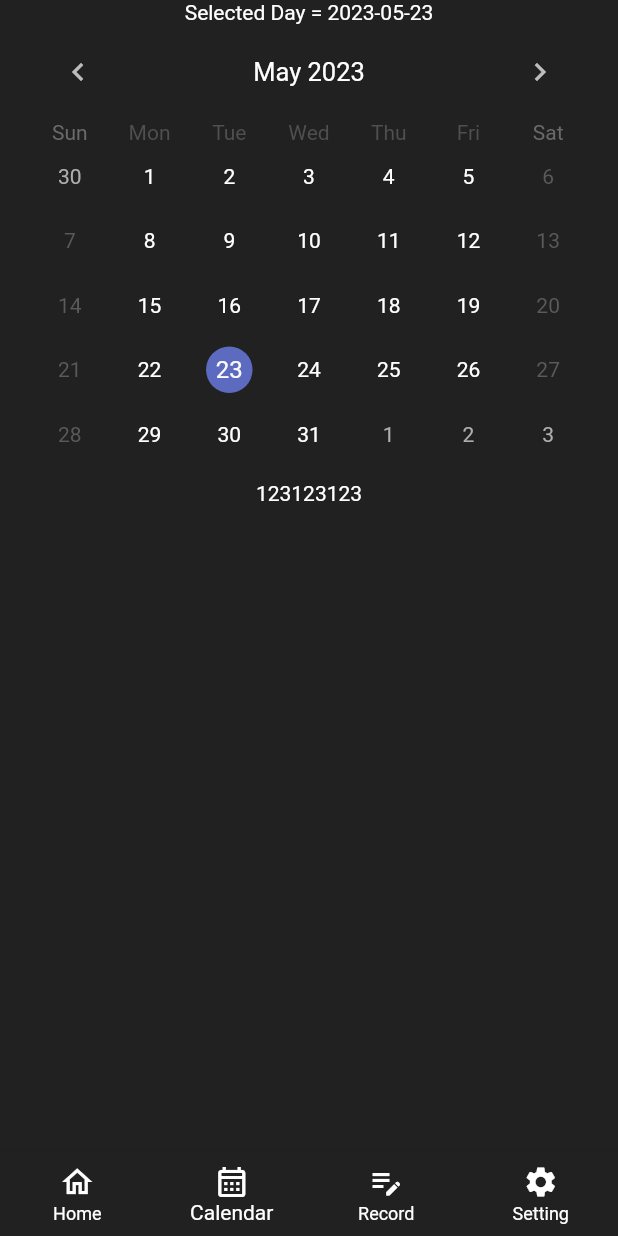
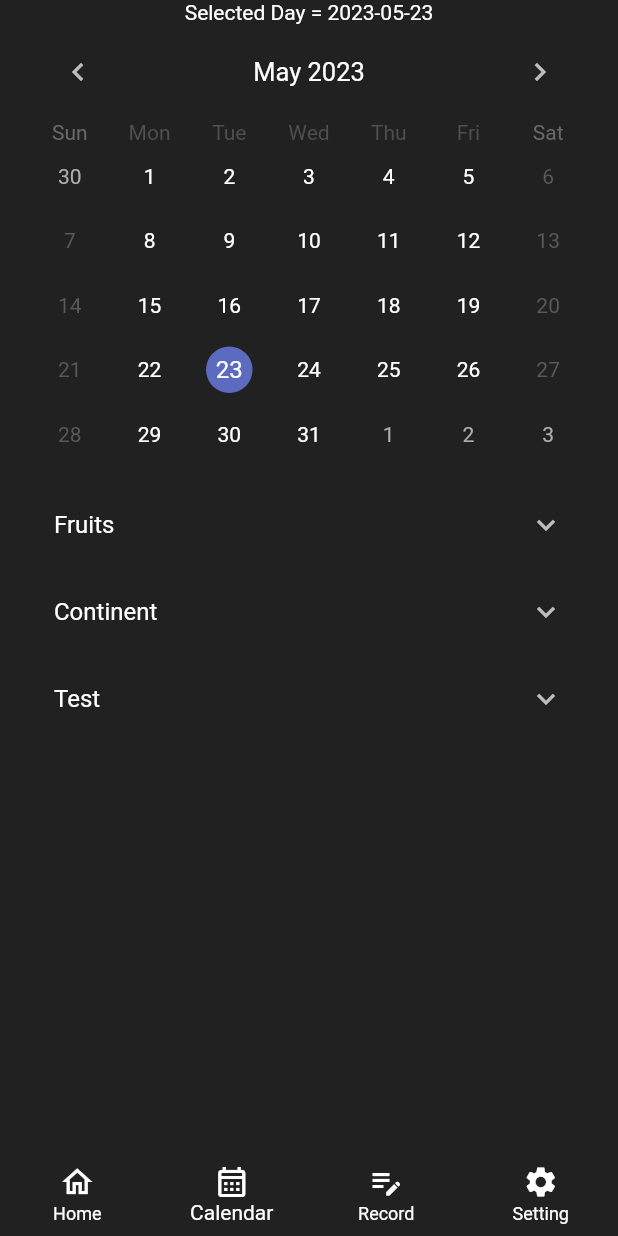
Before and after one commit to matthew99617/funds_management, a Flutter app: the CalendarScreen screen opened by its route, on a phone screen of 412 x 824 dp. Run offline on Flutter 3.47's test engine with Material 2 defaults, Android fonts, the phone set to English and light mode, and no system bars; drawn by our look-alikes of table_calendar; our stand-ins replace auto_route, bloc, flutter_bloc.

Commit message:
update List of Calendar with Fake Data update Theme on ExpandTileThemeData

```diff
--- a/lib/presentation/screen/calendar/calendar_screen.dart
+++ b/lib/presentation/screen/calendar/calendar_screen.dart
@@ -1,4 +1,5 @@
 import 'package:flutter/material.dart';
+import 'package:funds_management/presentation/screen/calendar/component/plans_titile_group_list.dart';
 import 'package:table_calendar/table_calendar.dart';
 
 class CalendarScreen extends StatefulWidget {
@@ -52,7 +53,7 @@ class _CalendarScreenState extends State<CalendarScreen> {
               ),
             ),
             SizedBox(height: 10),
-            Text("123123123"),
+            PlansTitleGroupList(),
           ],
         ),
       )
--- /dev/null
+++ b/lib/presentation/screen/calendar/component/add_forward_plans.dart
@@ -0,0 +1,15 @@
+import 'package:flutter/material.dart';
+
+class AddForwardPlans extends StatefulWidget {
+  const AddForwardPlans({Key? key}) : super(key: key);
+
+  @override
+  State<AddForwardPlans> createState() => _AddForwardPlansState();
+}
+
+class _AddForwardPlansState extends State<AddForwardPlans> {
+  @override
+  Widget build(BuildContext context) {
+    return const Scaffold();
+  }
+}
--- /dev/null
+++ b/lib/presentation/screen/calendar/component/edit_ calendar_infos.dart
@@ -0,0 +1,26 @@
+import 'package:flutter/material.dart';
+
+class EditCalendarInfo extends StatefulWidget {
+  const EditCalendarInfo({Key? key}) : super(key: key);
+
+  @override
+  State<EditCalendarInfo> createState() => _EditCalendarInfoState();
+}
+
+class _EditCalendarInfoState extends State<EditCalendarInfo> {
+  @override
+  Widget build(BuildContext context) {
+    return Scaffold(
+      body: SafeArea(
+        child: Padding(
+          padding: EdgeInsets.symmetric(horizontal: 20),
+          child: Column(
+            children: <Widget>[
+
+            ],
+          ),
+        ),
+      ),
+    );
+  }
+}
--- /dev/null
+++ b/lib/presentation/screen/calendar/component/fake_data_list/basic_tile.dart
@@ -0,0 +1,37 @@
+class BasicTile {
+  final String title;
+  final List<BasicTile> tiles;
+
+  const BasicTile({
+    required this.title,
+    this.tiles = const [],
+  });
+}
+
+final basicTiles = <BasicTile>[
+  const BasicTile(
+    title: 'Fruits',
+    tiles: [
+      BasicTile(title: 'Apple'),
+      BasicTile(title: 'Orange'),
+      BasicTile(title: 'Banana'),
+      BasicTile(title: 'Watermelon'),
+    ],
+  ),
+  const BasicTile(
+    title: 'Continent',
+    tiles: [
+      BasicTile(title: 'Afghanis'),
+      BasicTile(title: 'Iran'),
+    ],
+  ),
+  const BasicTile(
+    title: 'Test',
+    tiles: [
+      BasicTile(title: 'Testing123'),
+      BasicTile(title: 'Testing1234'),
+      BasicTile(title: 'Testing12345'),
+      BasicTile(title: 'Testing123456'),
+    ],
+  ),
+];
--- /dev/null
+++ b/lib/presentation/screen/calendar/component/plans_titile_group_list.dart
@@ -0,0 +1,40 @@
+import 'package:flutter/material.dart';
+import 'package:funds_management/presentation/screen/calendar/component/fake_data_list/basic_tile.dart';
+
+class PlansTitleGroupList extends StatefulWidget {
+  const PlansTitleGroupList({Key? key}) : super(key: key);
+
+  @override
+  State<PlansTitleGroupList> createState() => _PlansTitleGroupListState();
+}
+
+class _PlansTitleGroupListState extends State<PlansTitleGroupList> {
+  @override
+  Widget build(BuildContext context) {
+    return Flexible(
+      child: basicTiles.isEmpty ? Center(
+        child: Text(
+          "No Forward Plan",
+          style: TextStyle(
+            fontSize: 25,
+            fontWeight: FontWeight.bold,
+          ),
+        ),
+      ) : ListView(
+        children: basicTiles.map(buildTile).toList(),
+      ),
+    );
+  }
+
+  Widget buildTile(BasicTile tile){
+    if (tile.tiles.isEmpty){
+      return Text(tile.title);
+    } else {
+      return ExpansionTile(
+        title: Text(tile.title),
+        children: tile.tiles.map((tile) =>
+            buildTile(tile)).toList(),
+      );
+    }
+  }
+}
--- a/lib/shared/theme.dart
+++ b/lib/shared/theme.dart
@@ -50,6 +50,11 @@ class AppThemes {
       selectedItemColor: lightModeText,
       unselectedItemColor: lightModeText,
     ),
+    expansionTileTheme: ExpansionTileThemeData(
+      backgroundColor: lightBackground,
+      collapsedTextColor: lightModeText,
+      collapsedIconColor: lightModeIcon,
+    ),
   );
 
     // darkTheme
@@ -99,5 +104,10 @@ class AppThemes {
     navigationBarTheme: NavigationBarThemeData(
       backgroundColor: darkBackground,
     ),
+    expansionTileTheme: ExpansionTileThemeData(
+      backgroundColor: darkBackground,
+      collapsedTextColor: darkModeText,
+      collapsedIconColor: darkModeIcon,
+    ),
   );
 }
```
